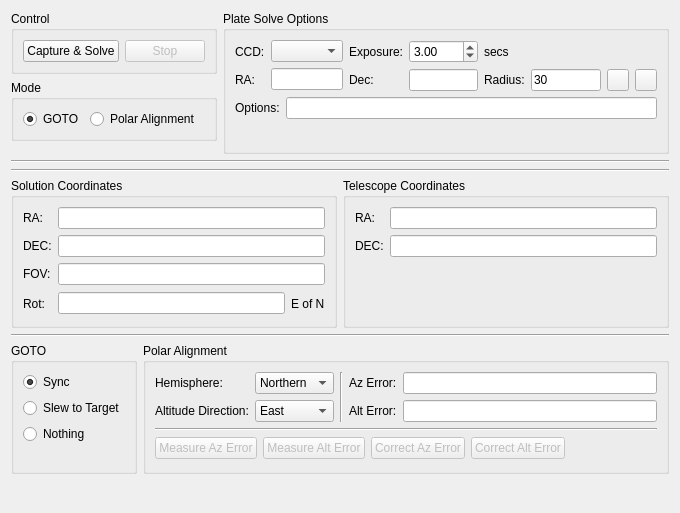
Before: the Qt Designer form kstars/ekos/align.ui in KDE/kstars, drawn with Qt 5.
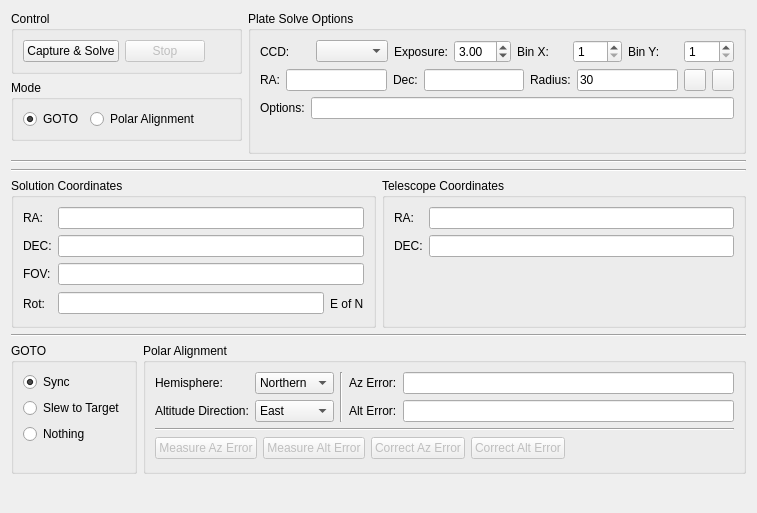
After: the same form once the commit is applied. Custom widgets are drawn as their Qt base class.

Commit message: + Adding options to select binning in the focus and alignment modules. + Cleaned up focus module UI. + Added activity LED to FITS Viewer

The edit to the form file:
```diff
--- a/kstars/ekos/align.ui
+++ b/kstars/ekos/align.ui
@@ -6,13 +6,13 @@
    <rect>
     <x>0</x>
     <y>0</y>
-    <width>680</width>
+    <width>757</width>
     <height>513</height>
    </rect>
   </property>
-  <layout class="QVBoxLayout" name="verticalLayout_10">
+  <layout class="QVBoxLayout" name="verticalLayout_9">
    <item>
-    <layout class="QHBoxLayout" name="horizontalLayout_12">
+    <layout class="QHBoxLayout" name="horizontalLayout_14">
      <item>
       <layout class="QVBoxLayout" name="verticalLayout_3">
        <item>
@@ -133,12 +133,10 @@
        <property name="title">
         <string>Plate Solve Options</string>
        </property>
-       <layout class="QVBoxLayout" name="verticalLayout_9">
-        <item>
-         <layout class="QHBoxLayout" name="horizontalLayout_11">
-          <item>
            <layout class="QVBoxLayout" name="verticalLayout_2">
             <item>
+         <layout class="QHBoxLayout" name="horizontalLayout">
+          <item>
              <widget class="QLabel" name="textLabel1_6">
               <property name="toolTip">
                <string/>
@@ -152,34 +150,9 @@
              </widget>
             </item>
             <item>
-             <widget class="QLabel" name="label_15">
-              <property name="toolTip">
-               <string>estimated RA of target center to limit the solver's search area</string>
-              </property>
-              <property name="text">
-               <string>RA:</string>
-              </property>
-             </widget>
-            </item>
-           </layout>
-          </item>
-          <item>
-           <layout class="QVBoxLayout" name="verticalLayout_6">
-            <item>
              <widget class="KComboBox" name="CCDCaptureCombo"/>
             </item>
             <item>
-             <widget class="dmsBox" name="raBox">
-              <property name="toolTip">
-               <string/>
-              </property>
-             </widget>
-            </item>
-           </layout>
-          </item>
-          <item>
-           <layout class="QVBoxLayout" name="verticalLayout_4">
-            <item>
              <widget class="QLabel" name="label_7">
               <property name="text">
                <string>Exposure:</string>
@@ -187,20 +160,6 @@
              </widget>
             </item>
             <item>
-             <widget class="QLabel" name="label_16">
-              <property name="toolTip">
-               <string>estimated DEC of target center to limit the solver's search area</string>
-              </property>
-              <property name="text">
-               <string>Dec:</string>
-              </property>
-             </widget>
-            </item>
-           </layout>
-          </item>
-          <item>
-           <layout class="QVBoxLayout" name="verticalLayout_7">
-            <item>
              <widget class="QDoubleSpinBox" name="exposureSpin">
               <property name="minimum">
                <double>0.100000000000000</double>
@@ -217,25 +176,95 @@
              </widget>
             </item>
             <item>
+           <widget class="QLabel" name="label_18">
+            <property name="text">
+             <string>Bin X:</string>
+            </property>
+           </widget>
+          </item>
+          <item>
+           <widget class="QDoubleSpinBox" name="kcfg_solverXBin">
+            <property name="decimals">
+             <number>0</number>
+            </property>
+            <property name="minimum">
+             <double>1.000000000000000</double>
+            </property>
+            <property name="maximum">
+             <double>9.000000000000000</double>
+            </property>
+            <property name="singleStep">
+             <double>1.000000000000000</double>
+            </property>
+            <property name="value">
+             <double>1.000000000000000</double>
+            </property>
+           </widget>
+          </item>
+          <item>
+           <widget class="QLabel" name="label_19">
+            <property name="text">
+             <string>Bin Y:</string>
+            </property>
+           </widget>
+          </item>
+          <item>
+           <widget class="QDoubleSpinBox" name="kcfg_solverYBin">
+            <property name="decimals">
+             <number>0</number>
+            </property>
+            <property name="minimum">
+             <double>1.000000000000000</double>
+            </property>
+            <property name="maximum">
+             <double>9.000000000000000</double>
+            </property>
+            <property name="singleStep">
+             <double>1.000000000000000</double>
+            </property>
+            <property name="value">
+             <double>1.000000000000000</double>
+            </property>
+           </widget>
+          </item>
+         </layout>
+        </item>
+        <item>
+         <layout class="QHBoxLayout" name="horizontalLayout_11">
+          <item>
+           <widget class="QLabel" name="label_15">
+            <property name="toolTip">
+             <string>estimated RA of target center to limit the solver's search area</string>
+            </property>
+            <property name="text">
+             <string>RA:</string>
+            </property>
+           </widget>
+          </item>
+          <item>
+           <widget class="dmsBox" name="raBox">
+            <property name="toolTip">
+             <string/>
+            </property>
+           </widget>
+          </item>
+          <item>
+           <widget class="QLabel" name="label_16">
+            <property name="toolTip">
+             <string>estimated DEC of target center to limit the solver's search area</string>
+            </property>
+            <property name="text">
+             <string>Dec:</string>
+            </property>
+           </widget>
+          </item>
+          <item>
              <widget class="dmsBox" name="decBox">
               <property name="toolTip">
                <string/>
               </property>
              </widget>
             </item>
-           </layout>
-          </item>
-          <item>
-           <layout class="QVBoxLayout" name="verticalLayout_8">
-            <item>
-             <widget class="QLabel" name="label">
-              <property name="text">
-               <string>secs</string>
-              </property>
-             </widget>
-            </item>
-            <item>
-             <layout class="QHBoxLayout" name="horizontalLayout">
               <item>
                <widget class="QLabel" name="label_17">
                 <property name="text">
@@ -332,10 +361,6 @@
               </item>
              </layout>
             </item>
-           </layout>
-          </item>
-         </layout>
-        </item>
         <item>
          <layout class="QHBoxLayout" name="horizontalLayout_7">
           <item>
```
Left out of the diff: 4 changed lines with no effect on the pictures. Lines whose indentation alone changed are shown as unchanged. The commit also changes 7 other files.
